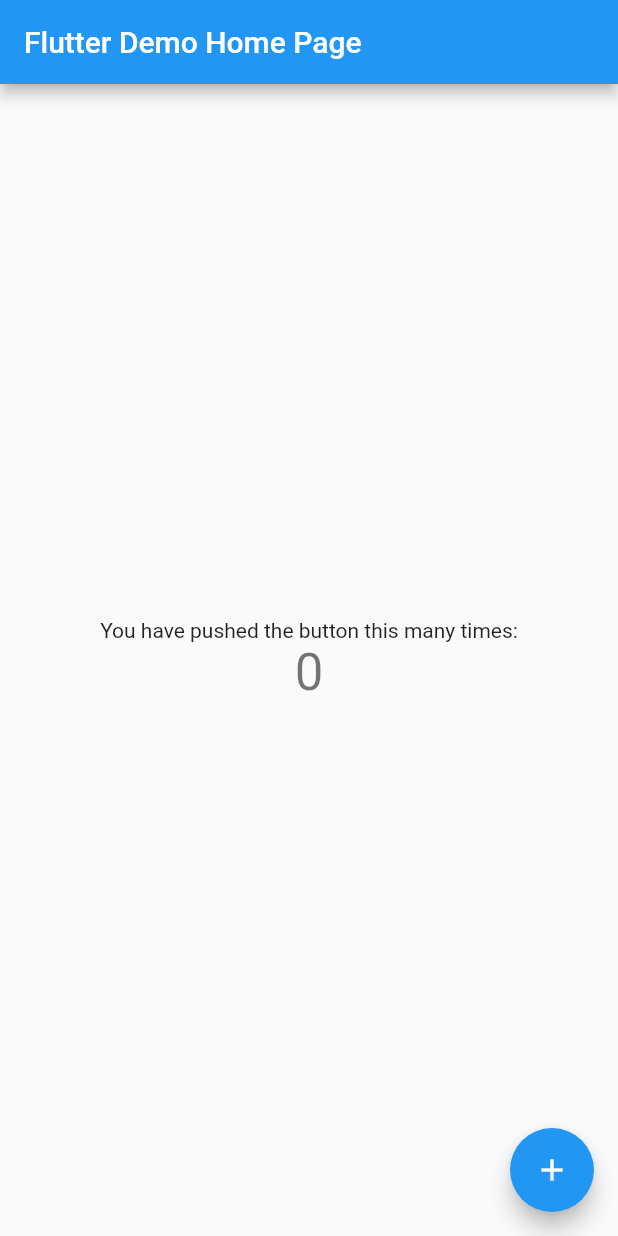
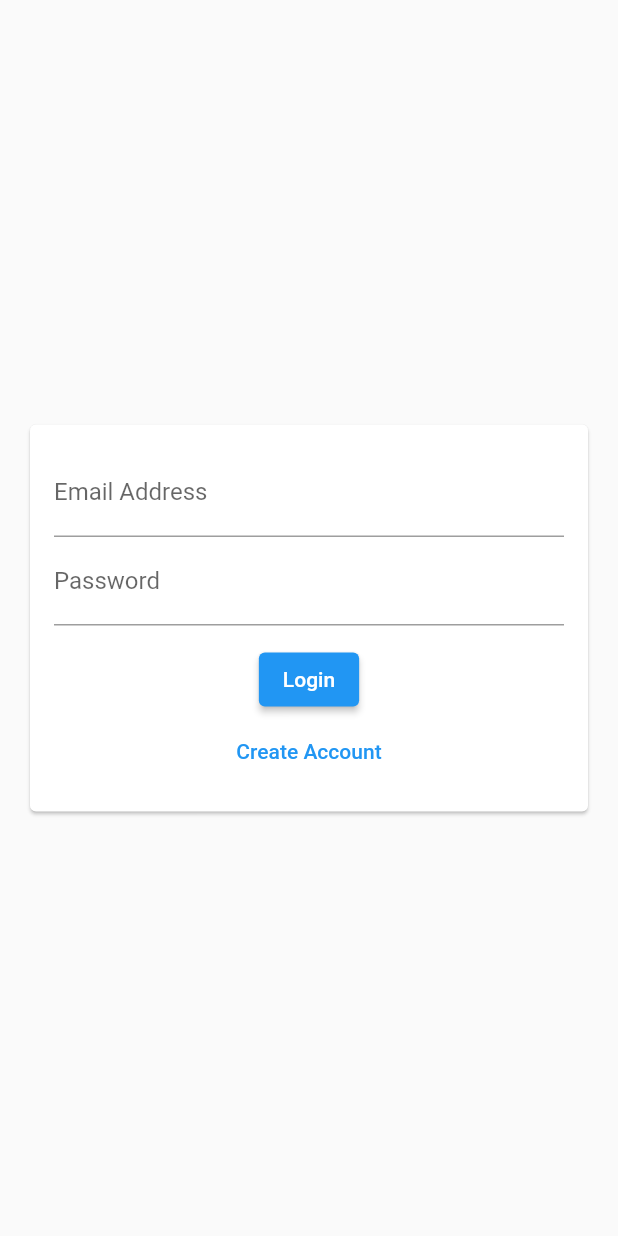
Before and after one commit to big-wisdom/Endeavor, a Flutter app: the screen it shows after launch, on a phone screen of 412 x 824 dp. Run offline on Flutter 3.47's test engine with Material 2 defaults, Android fonts, the phone set to English and light mode, and no system bars; our stand-ins replace firebase_core; accounts and stored records are empty; generated files the repository leaves out were written again.

Commit message:
very basic authentication form that isn't hooked up to the backend yet

```diff
--- a/lib/main.dart
+++ b/lib/main.dart
@@ -1,15 +1,13 @@
 import 'package:endeavor/firebase_options.dart';
+import 'package:endeavor/screens/auth_screen.dart';
 import 'package:firebase_core/firebase_core.dart';
 import 'package:flutter/material.dart';
 
 void main() async {
-  debugPrint("A");
   WidgetsFlutterBinding.ensureInitialized();
-  debugPrint("B");
   await Firebase.initializeApp(
     options: DefaultFirebaseOptions.currentPlatform,
   );
-  debugPrint("C");
   runApp(const MyApp());
 }
 
@@ -33,92 +31,7 @@ class MyApp extends StatelessWidget {
         // is not restarted.
         primarySwatch: Colors.blue,
       ),
-      home: const MyHomePage(title: 'Flutter Demo Home Page'),
+      home: const AuthScreen(),
     );
   }
 }
-
-class MyHomePage extends StatefulWidget {
-  const MyHomePage({super.key, required this.title});
-
-  // This widget is the home page of your application. It is stateful, meaning
-  // that it has a State object (defined below) that contains fields that affect
-  // how it looks.
-
-  // This class is the configuration for the state. It holds the values (in this
-  // case the title) provided by the parent (in this case the App widget) and
-  // used by the build method of the State. Fields in a Widget subclass are
-  // always marked "final".
-
-  final String title;
-
-  @override
-  State<MyHomePage> createState() => _MyHomePageState();
-}
-
-class _MyHomePageState extends State<MyHomePage> {
-  int _counter = 0;
-
-  void _incrementCounter() {
-    setState(() {
-      // This call to setState tells the Flutter framework that something has
-      // changed in this State, which causes it to rerun the build method below
-      // so that the display can reflect the updated values. If we changed
-      // _counter without calling setState(), then the build method would not be
-      // called again, and so nothing would appear to happen.
-      _counter++;
-    });
-  }
-
-  @override
-  Widget build(BuildContext context) {
-    // This method is rerun every time setState is called, for instance as done
-    // by the _incrementCounter method above.
-    //
-    // The Flutter framework has been optimized to make rerunning build methods
-    // fast, so that you can just rebuild anything that needs updating rather
-    // than having to individually change instances of widgets.
-    return Scaffold(
-      appBar: AppBar(
-        // Here we take the value from the MyHomePage object that was created by
-        // the App.build method, and use it to set our appbar title.
-        title: Text(widget.title),
-      ),
-      body: Center(
-        // Center is a layout widget. It takes a single child and positions it
-        // in the middle of the parent.
-        child: Column(
-          // Column is also a layout widget. It takes a list of children and
-          // arranges them vertically. By default, it sizes itself to fit its
-          // children horizontally, and tries to be as tall as its parent.
-          //
-          // Invoke "debug painting" (press "p" in the console, choose the
-          // "Toggle Debug Paint" action from the Flutter Inspector in Android
-          // Studio, or the "Toggle Debug Paint" command in Visual Studio Code)
-          // to see the wireframe for each widget.
-          //
-          // Column has various properties to control how it sizes itself and
-          // how it positions its children. Here we use mainAxisAlignment to
-          // center the children vertically; the main axis here is the vertical
-          // axis because Columns are vertical (the cross axis would be
-          // horizontal).
-          mainAxisAlignment: MainAxisAlignment.center,
-          children: <Widget>[
-            const Text(
-              'You have pushed the button this many times:',
-            ),
-            Text(
-              '$_counter',
-              style: Theme.of(context).textTheme.headlineMedium,
-            ),
-          ],
-        ),
-      ),
-      floatingActionButton: FloatingActionButton(
-        onPressed: _incrementCounter,
-        tooltip: 'Increment',
-        child: const Icon(Icons.add),
-      ), // This trailing comma makes auto-formatting nicer for build methods.
-    );
-  }
-}
--- /dev/null
+++ b/lib/screens/auth_screen.dart
@@ -0,0 +1,19 @@
+import 'package:endeavor/widgets/auth/auth_form.dart';
+
+import 'package:flutter/material.dart';
+
+class AuthScreen extends StatefulWidget {
+  const AuthScreen({super.key});
+
+  @override
+  State<AuthScreen> createState() => _AuthScreenState();
+}
+
+class _AuthScreenState extends State<AuthScreen> {
+  @override
+  Widget build(BuildContext context) {
+    return const Scaffold(
+      body: AuthForm(),
+    );
+  }
+}
--- /dev/null
+++ b/lib/widgets/auth/auth_form.dart
@@ -0,0 +1,121 @@
+import 'package:flutter/material.dart';
+
+class AuthForm extends StatefulWidget {
+  const AuthForm({super.key});
+
+  @override
+  State<AuthForm> createState() => _AuthFormState();
+}
+
+class _AuthFormState extends State<AuthForm> {
+  final _formKey = GlobalKey<FormState>();
+  var _isLoginMode = true;
+  var _userEmail = '';
+  var _userPassword = '';
+  var _userName = '';
+
+  void _trySubmit() {
+    final isValid = _formKey.currentState?.validate();
+    FocusScope.of(context).unfocus();
+
+    if (isValid != null && isValid) {
+      _formKey.currentState?.save();
+      debugPrint(_userEmail);
+      debugPrint(_userName);
+      debugPrint(_userPassword);
+
+      // use these values to send our auth request ...
+    }
+  }
+
+  @override
+  Widget build(BuildContext context) {
+    return Center(
+      child: Card(
+        margin: const EdgeInsets.all(20),
+        child: SingleChildScrollView(
+          child: Padding(
+            padding: const EdgeInsets.all(16),
+            child: Form(
+              key: _formKey,
+              child: Column(
+                mainAxisSize: MainAxisSize.min,
+                children: [
+                  TextFormField(
+                    key: const ValueKey("email"),
+                    validator: (value) {
+                      if (value == null || !value.contains('@')) {
+                        return "Please enter a valid email address.";
+                      }
+                      return null;
+                    },
+                    keyboardType: TextInputType.emailAddress,
+                    decoration: const InputDecoration(
+                      labelText: "Email Address",
+                    ),
+                    onSaved: (value) {
+                      if (value != null) {
+                        _userEmail = value;
+                      }
+                    },
+                  ),
+                  if (!_isLoginMode)
+                    TextFormField(
+                      key: const ValueKey("username"),
+                      validator: (value) {
+                        if (value == null) {
+                          return "Must enter some username";
+                        }
+                        return null;
+                      },
+                      decoration: const InputDecoration(labelText: "Username"),
+                      onSaved: (value) {
+                        if (value != null) {
+                          _userName = value;
+                        }
+                      },
+                    ),
+                  TextFormField(
+                    key: const ValueKey("password"),
+                    validator: (value) {
+                      if (value == null || value.length < 7) {
+                        return "Password must be at least 7 charachters long";
+                      }
+                      return null;
+                    },
+                    decoration: const InputDecoration(labelText: "Password"),
+                    obscureText: true,
+                    onSaved: (value) {
+                      if (value != null) {
+                        _userPassword = value;
+                      }
+                    },
+                  ),
+                  const SizedBox(height: 12),
+                  ElevatedButton(
+                    child: Text(_isLoginMode ? "Login" : "Signup"),
+                    onPressed: () {
+                      _trySubmit();
+                    },
+                  ),
+                  TextButton(
+                    child: Text(
+                      _isLoginMode
+                          ? "Create Account"
+                          : "I Already Have an Account",
+                    ),
+                    onPressed: () {
+                      setState(() {
+                        _isLoginMode = !_isLoginMode;
+                      });
+                    },
+                  )
+                ],
+              ),
+            ),
+          ),
+        ),
+      ),
+    );
+  }
+}
--- a/pubspec.yaml
+++ b/pubspec.yaml
@@ -37,6 +37,7 @@ dependencies:
   cupertino_icons: ^1.0.2
   firebase_core: ^2.5.0
   cloud_firestore: ^4.3.2
+  firebase_auth: ^4.2.6
 
 dev_dependencies:
   flutter_test:
```
Also changed, not shown: pubspec.lock, 2 other files.
